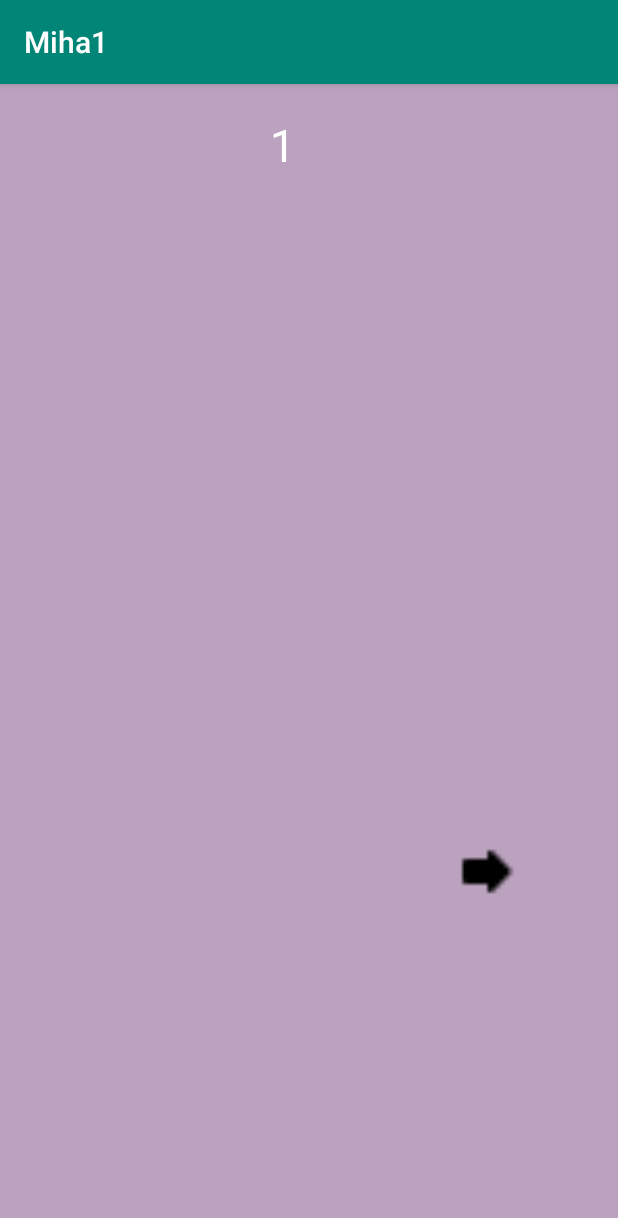
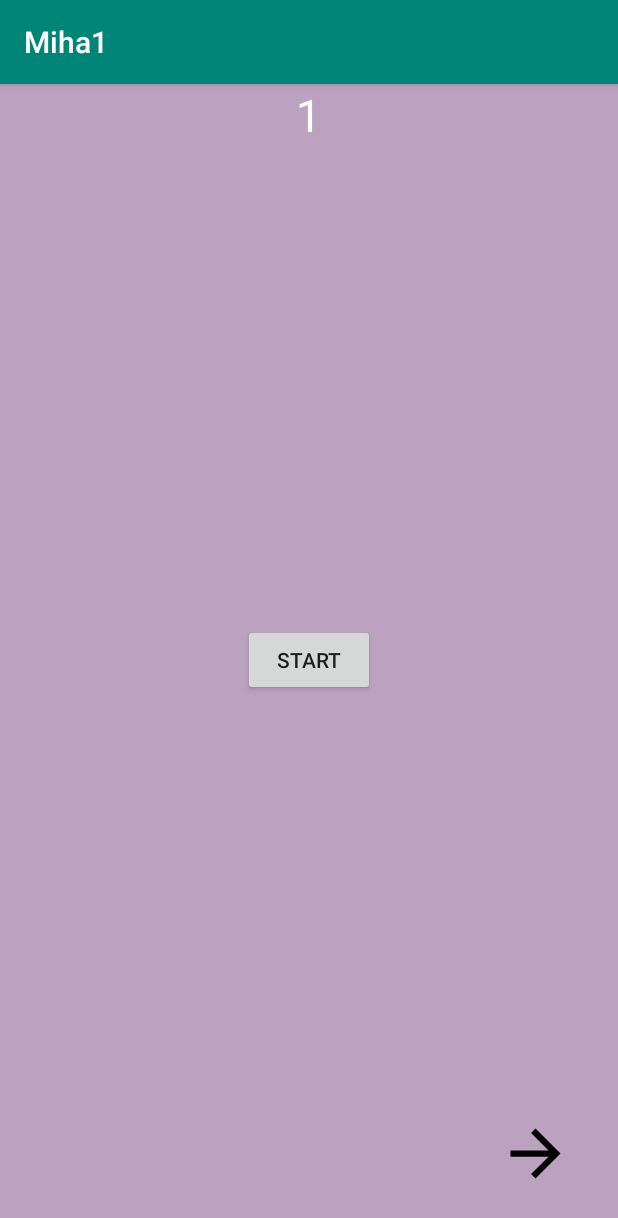
Before and after one commit to CYBERSAMURA1/stfu, an Android app: the screen it shows after launch (MainActivity), on a phone screen of 412 x 824 dp. Shown: the top 1218 px of the screen. Run offline under Robolectric (Android 15) with nearby library versions, the phone set to English and light mode, and no system bars.

Commit message:
добавил активити, вызываемое по нажатию на кнопку start

```diff
--- a/app/src/main/AndroidManifest.xml
+++ b/app/src/main/AndroidManifest.xml
@@ -9,6 +9,7 @@
         android:roundIcon="@mipmap/ic_launcher_round"
         android:supportsRtl="true"
         android:theme="@style/AppTheme">
+        <activity android:name=".Activity2"></activity>
         <activity android:name=".MainActivity">
             <intent-filter>
                 <action android:name="android.intent.action.MAIN" />
--- /dev/null
+++ b/app/src/main/java/com/example/miha1/Activity2.java
@@ -0,0 +1,13 @@
+package com.example.miha1;
+
+import android.support.v7.app.AppCompatActivity;
+import android.os.Bundle;
+
+public class Activity2 extends AppCompatActivity {
+
+    @Override
+    protected void onCreate(Bundle savedInstanceState) {
+        super.onCreate(savedInstanceState);
+        setContentView(R.layout.activity_2);
+    }
+}
--- a/app/src/main/java/com/example/miha1/MainActivity.java
+++ b/app/src/main/java/com/example/miha1/MainActivity.java
@@ -6,6 +6,7 @@ import android.graphics.Color;
 import android.support.v7.app.AppCompatActivity;
 import android.os.Bundle;
 import android.view.View;
+import android.widget.Button;
 import android.widget.ImageButton;
 import android.widget.RelativeLayout;
 import android.widget.TextView;
@@ -19,13 +20,14 @@ public class MainActivity extends AppCompatActivity {
 
     ImageButton btnNextPage, btnPrevPage;
 
+    Button btnStart;
+
     TextView pageNumber;
 
     RelativeLayout background;
 
     int a = 1;
 
-    @SuppressLint("DefaultLocale")
     @Override
     protected void onCreate(Bundle savedInstanceState) {
         super.onCreate(savedInstanceState);
@@ -33,6 +35,8 @@ public class MainActivity extends AppCompatActivity {
 
         btnNextPage = findViewById(R.id.next);
         btnPrevPage = findViewById(R.id.prev);
+
+        btnStart = findViewById(R.id.start);
 
         pageNumber = (TextView) findViewById(R.id.number);
 
@@ -46,7 +50,7 @@ public class MainActivity extends AppCompatActivity {
 
 //теперь тебе надо получить данные по ключу ключ у тебя "number" - это константа лучше вынеси ее
 
-//       name  - String
+//       name  - String slishish men
 
 
         background = findViewById(R.id.background);
@@ -58,6 +62,10 @@ public class MainActivity extends AppCompatActivity {
 
         if (keyNumber == 7) {
             btnNextPage.setVisibility(View.INVISIBLE);
+        }
+
+        if(keyNumber > 1) {
+            btnStart.setVisibility(View.INVISIBLE);
         }
 
         btnNextPage.setOnClickListener(new View.OnClickListener() {
@@ -79,6 +87,14 @@ public class MainActivity extends AppCompatActivity {
                 finish();
             }
         });
+
+        btnStart.setOnClickListener(new View.OnClickListener() {
+            @Override
+            public void onClick(View v) {
+                Intent intent = new Intent(MainActivity.this,Activity2.class);
+                startActivity(intent);
+            }
+        });
     }
 
     @Override
@@ -95,3 +111,7 @@ public class MainActivity extends AppCompatActivity {
         return color;
     }
 }
+
+//крч давай сейчас сделай чтоб на первом активити была кнопка старт и открывалось другое активити новое, создай его
+
+//вот точно исправь ее
--- /dev/null
+++ b/app/src/main/res/drawable/next_page.xml
@@ -0,0 +1,9 @@
+<vector xmlns:android="http://schemas.android.com/apk/res/android"
+        android:width="24dp"
+        android:height="24dp"
+        android:viewportWidth="24.0"
+        android:viewportHeight="24.0">
+    <path
+        android:fillColor="#FF000000"
+        android:pathData="M12,4l-1.41,1.41L16.17,11H4v2h12.17l-5.58,5.59L12,20l8,-8z"/>
+</vector>
--- /dev/null
+++ b/app/src/main/res/drawable/prev_page.xml
@@ -0,0 +1,9 @@
+<vector xmlns:android="http://schemas.android.com/apk/res/android"
+        android:width="24dp"
+        android:height="24dp"
+        android:viewportWidth="24.0"
+        android:viewportHeight="24.0">
+    <path
+        android:fillColor="#FF000000"
+        android:pathData="M20,11H7.83l5.59,-5.59L12,4l-8,8 8,8 1.41,-1.41L7.83,13H20v-2z"/>
+</vector>
--- /dev/null
+++ b/app/src/main/res/layout/activity_2.xml
@@ -0,0 +1,6 @@
+<?xml version="1.0" encoding="utf-8"?>
+<RelativeLayout
+    xmlns:android="http://schemas.android.com/apk/res/android" android:layout_width="match_parent"
+    android:layout_height="match_parent">
+
+</RelativeLayout>
--- a/app/src/main/res/layout/activity_main.xml
+++ b/app/src/main/res/layout/activity_main.xml
@@ -11,24 +11,33 @@
         android:id="@+id/number"
         android:layout_width="wrap_content"
         android:layout_height="wrap_content"
+        android:layout_centerHorizontal="true"
         android:textColor="@color/white"
-        android:layout_marginLeft="180dp"
-        android:layout_marginTop="20dp"
         android:textSize="30sp"/>
     <ImageButton
         android:id="@+id/next"
+        android:layout_margin="30dp"
         android:layout_width="50dp"
         android:layout_height="50dp"
-        android:layout_marginTop="500dp"
-        android:layout_marginLeft="300dp"
-        android:background="@mipmap/nxt" />
+        android:layout_alignParentBottom="true"
+        android:layout_alignParentRight="true"
+        android:background="@drawable/next_page" />
 
     <ImageButton
         android:id="@+id/prev"
+        android:layout_margin="30dp"
         android:layout_width="50dp"
         android:layout_height="50dp"
-        android:layout_marginTop="500dp"
-        android:layout_marginLeft="100dp"
-        android:background="@mipmap/prev" />
+        android:layout_alignParentBottom="true"
+        android:background="@drawable/prev_page" />
+
+    <Button
+        android:id="@+id/start"
+        android:layout_width="wrap_content"
+        android:layout_height="wrap_content"
+        android:layout_centerInParent="true"
+        android:layout_centerHorizontal="true"
+        android:text="@string/start"
+        />
 
 </RelativeLayout>
--- a/app/src/main/res/values/strings.xml
+++ b/app/src/main/res/values/strings.xml
@@ -1,4 +1,4 @@
 <resources>
     <string name="app_name">Miha1</string>
-    <string name="a">1</string>
+    <string name="start">START</string>
 </resources>
```
